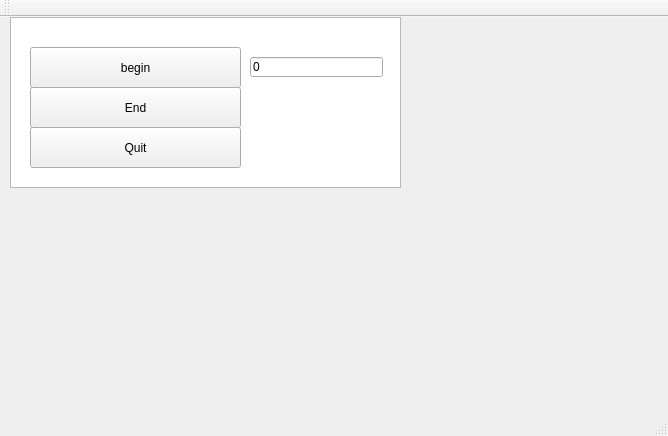
Before: the Qt Designer form Second/mainwindow.ui in BogdanKl/Intro, drawn with Qt 5.
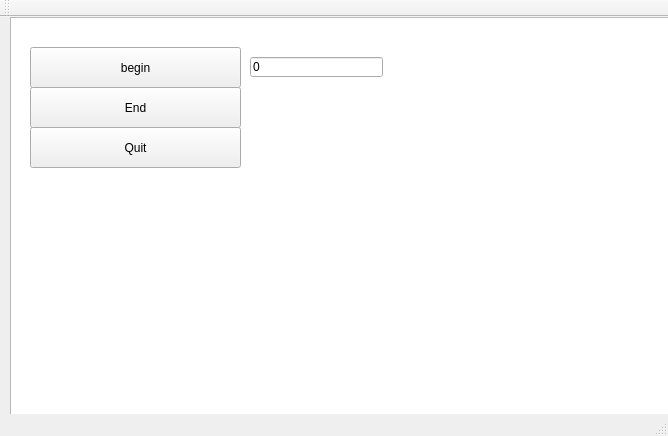
After: the same form once the commit is applied.

What changed in the file:
```diff
--- a/Second/mainwindow.ui
+++ b/Second/mainwindow.ui
@@ -19,8 +19,8 @@
      <rect>
       <x>10</x>
       <y>0</y>
-      <width>391</width>
-      <height>171</height>
+      <width>661</width>
+      <height>421</height>
      </rect>
     </property>
    </widget>
```
